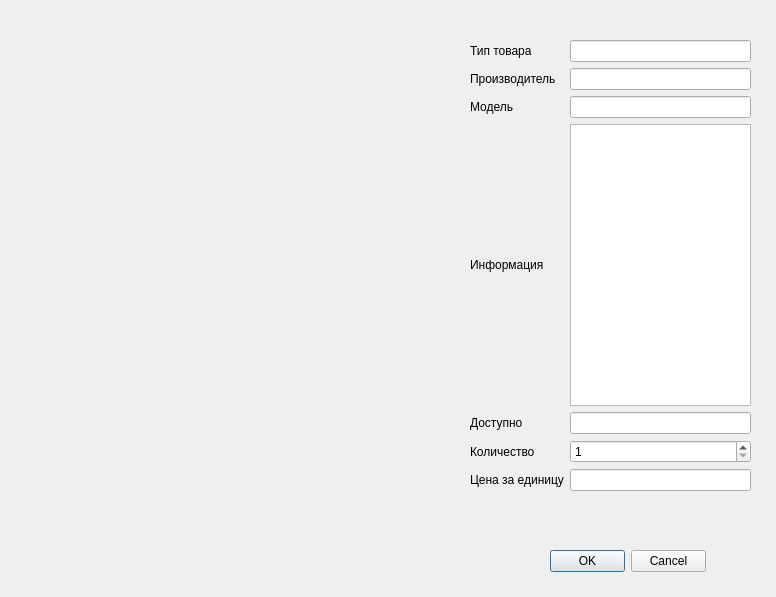
First picture: the form in extendedproduct.ui, repository Kagava/VizualCourse, before the edit.
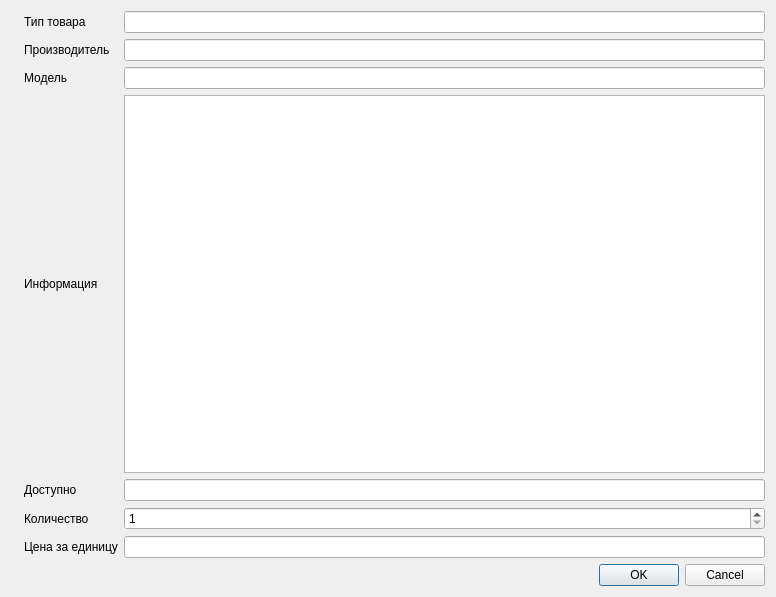
Second picture: the form after the edit.

Diff of the .ui file:
```diff
--- a/extendedproduct.ui
+++ b/extendedproduct.ui
@@ -13,15 +13,15 @@
   <property name="windowTitle">
    <string>Dialog</string>
   </property>
-  <widget class="QWidget" name="gridLayoutWidget">
-   <property name="geometry">
-    <rect>
-     <x>470</x>
-     <y>40</y>
-     <width>281</width>
-     <height>451</height>
-    </rect>
-   </property>
+  <layout class="QGridLayout" name="gridLayout_2">
+   <item row="0" column="0">
+    <widget class="QLabel" name="photo">
+     <property name="text">
+      <string/>
+     </property>
+    </widget>
+   </item>
+   <item row="0" column="1">
    <layout class="QGridLayout" name="gridLayout">
     <item row="0" column="2">
      <widget class="QLineEdit" name="lineEditType"/>
@@ -101,33 +101,15 @@
      <widget class="QTextEdit" name="textEditInfo"/>
     </item>
    </layout>
-  </widget>
-  <widget class="QLabel" name="photo">
-   <property name="geometry">
-    <rect>
-     <x>30</x>
-     <y>40</y>
-     <width>391</width>
-     <height>451</height>
-    </rect>
-   </property>
-   <property name="text">
-    <string/>
-   </property>
-  </widget>
+   </item>
+   <item row="1" column="1">
   <widget class="QDialogButtonBox" name="buttonBox">
-   <property name="geometry">
-    <rect>
-     <x>550</x>
-     <y>550</y>
-     <width>156</width>
-     <height>23</height>
-    </rect>
-   </property>
    <property name="standardButtons">
     <set>QDialogButtonBox::Cancel|QDialogButtonBox::Ok</set>
    </property>
   </widget>
+   </item>
+  </layout>
  </widget>
  <resources/>
  <connections/>
```
Left out of the diff: 2 changed lines with no effect on the pictures. Lines whose indentation alone changed are shown as unchanged.
